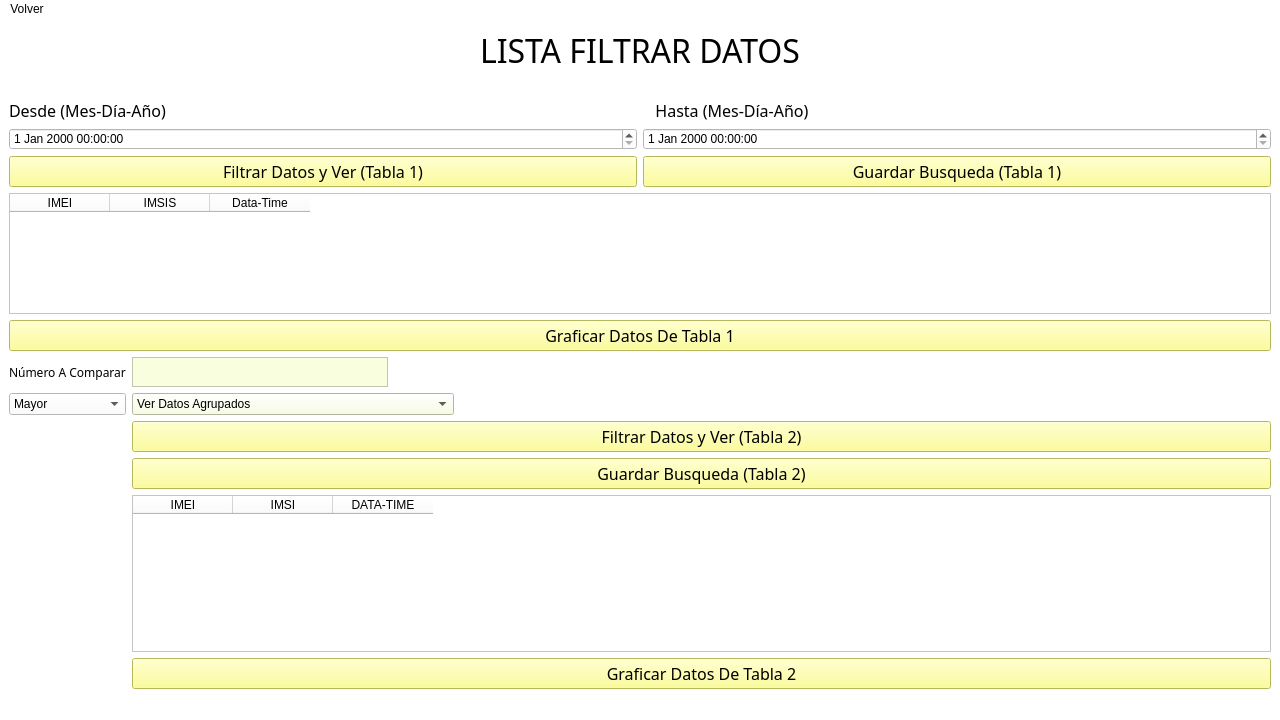
Qt form Interfaz/UI/VistaDetalleHoras.ui (Dumaru/ExcelReports) before a commit.
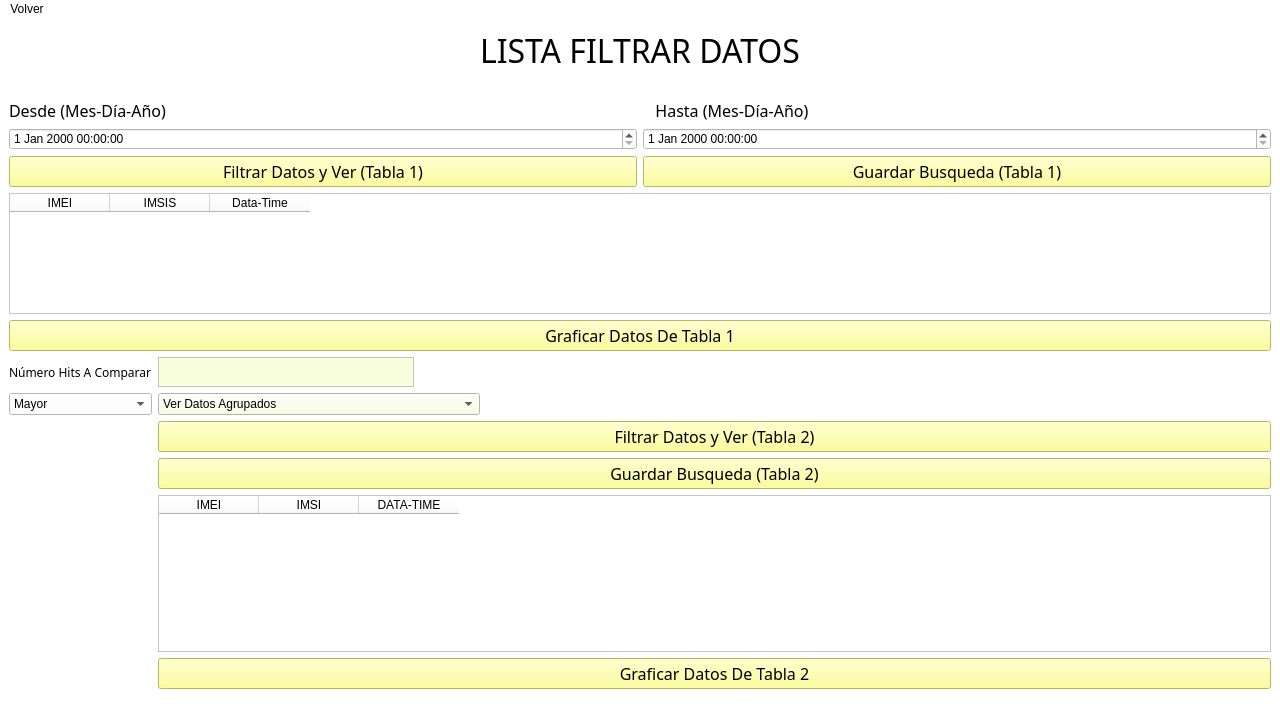
The same form after that commit. Icons and pictures are not drawn.

Patch:
```diff
--- a/Interfaz/UI/VistaDetalleHoras.ui
+++ b/Interfaz/UI/VistaDetalleHoras.ui
@@ -166,7 +166,7 @@
              <string notr="true">background-color: rgb(255, 255, 255);</string>
             </property>
             <property name="text">
-             <string>Número A Comparar</string>
+             <string>Número Hits A Comparar</string>
             </property>
            </widget>
           </item>
```
Left out of the diff: 2 changed lines with no effect on the pictures.
